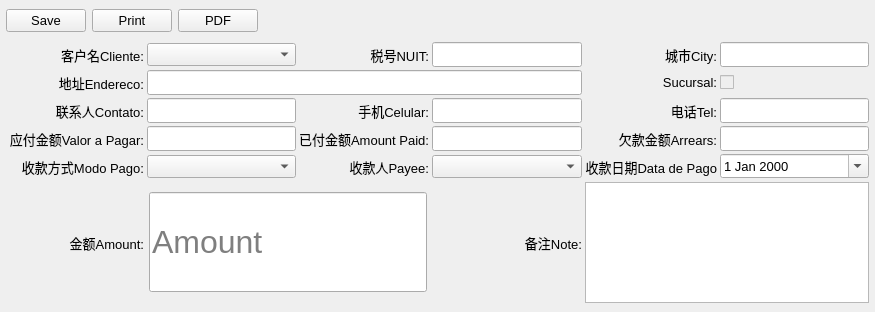
This is Ui/FormReceivableEdit.ui in golden7602/zion as Qt 5 draws it before an edit. The edited form follows.
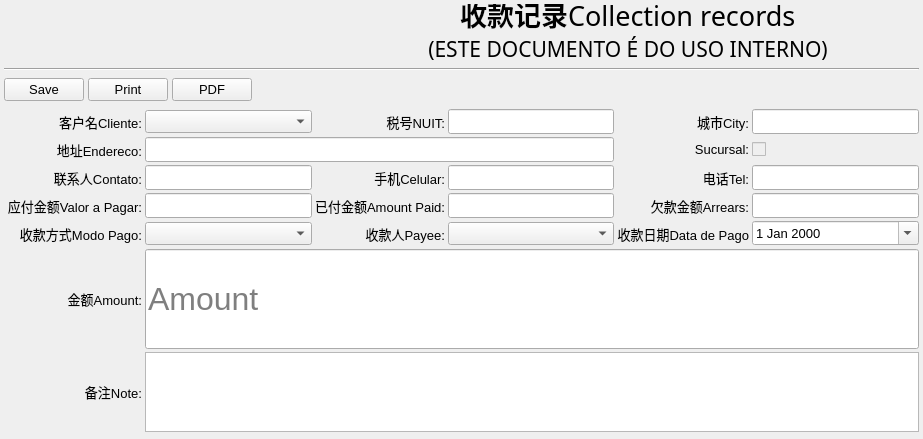
This is the edited form. Icons and pictures are not drawn.

```diff
--- a/Ui/FormReceivableEdit.ui
+++ b/Ui/FormReceivableEdit.ui
@@ -6,8 +6,8 @@
    <rect>
     <x>0</x>
     <y>0</y>
-    <width>875</width>
-    <height>312</height>
+    <width>923</width>
+    <height>439</height>
    </rect>
   </property>
   <property name="font">
@@ -20,18 +20,207 @@
    <string>Order</string>
   </property>
   <layout class="QVBoxLayout" name="verticalLayout">
+   <property name="spacing">
+    <number>4</number>
+   </property>
    <property name="leftMargin">
-    <number>6</number>
+    <number>4</number>
    </property>
    <property name="topMargin">
-    <number>6</number>
+    <number>4</number>
    </property>
    <property name="rightMargin">
-    <number>6</number>
+    <number>4</number>
    </property>
    <property name="bottomMargin">
-    <number>6</number>
+    <number>4</number>
    </property>
+   <item>
+    <layout class="QHBoxLayout" name="horizontalLayout_6">
+     <item>
+      <widget class="QLabel" name="label_22">
+       <property name="minimumSize">
+        <size>
+         <width>329</width>
+         <height>60</height>
+        </size>
+       </property>
+       <property name="maximumSize">
+        <size>
+         <width>329</width>
+         <height>60</height>
+        </size>
+       </property>
+       <property name="text">
+        <string/>
+       </property>
+       <property name="pixmap">
+        <pixmap>../res/Zions_100.png</pixmap>
+       </property>
+       <property name="scaledContents">
+        <bool>true</bool>
+       </property>
+      </widget>
+     </item>
+     <item>
+      <spacer name="horizontalSpacer_4">
+       <property name="orientation">
+        <enum>Qt::Horizontal</enum>
+       </property>
+       <property name="sizeHint" stdset="0">
+        <size>
+         <width>40</width>
+         <height>20</height>
+        </size>
+       </property>
+      </spacer>
+     </item>
+     <item>
+      <layout class="QVBoxLayout" name="verticalLayout_3">
+       <property name="spacing">
+        <number>0</number>
+       </property>
+       <item>
+        <layout class="QHBoxLayout" name="horizontalLayout_5">
+         <item>
+          <spacer name="horizontalSpacer_2">
+           <property name="orientation">
+            <enum>Qt::Horizontal</enum>
+           </property>
+           <property name="sizeHint" stdset="0">
+            <size>
+             <width>40</width>
+             <height>20</height>
+            </size>
+           </property>
+          </spacer>
+         </item>
+         <item>
+          <widget class="QLabel" name="label_23">
+           <property name="minimumSize">
+            <size>
+             <width>0</width>
+             <height>30</height>
+            </size>
+           </property>
+           <property name="maximumSize">
+            <size>
+             <width>16777215</width>
+             <height>30</height>
+            </size>
+           </property>
+           <property name="font">
+            <font>
+             <pointsize>20</pointsize>
+             <weight>75</weight>
+             <bold>true</bold>
+            </font>
+           </property>
+           <property name="text">
+            <string>收款记录</string>
+           </property>
+           <property name="alignment">
+            <set>Qt::AlignBottom|Qt::AlignRight|Qt::AlignTrailing</set>
+           </property>
+          </widget>
+         </item>
+         <item>
+          <widget class="QLabel" name="label_24">
+           <property name="minimumSize">
+            <size>
+             <width>0</width>
+             <height>30</height>
+            </size>
+           </property>
+           <property name="maximumSize">
+            <size>
+             <width>16777215</width>
+             <height>30</height>
+            </size>
+           </property>
+           <property name="font">
+            <font>
+             <family>Algerian</family>
+             <pointsize>20</pointsize>
+             <weight>50</weight>
+             <bold>false</bold>
+            </font>
+           </property>
+           <property name="text">
+            <string>Collection records</string>
+           </property>
+           <property name="alignment">
+            <set>Qt::AlignBottom|Qt::AlignLeading|Qt::AlignLeft</set>
+           </property>
+          </widget>
+         </item>
+         <item>
+          <spacer name="horizontalSpacer_3">
+           <property name="orientation">
+            <enum>Qt::Horizontal</enum>
+           </property>
+           <property name="sizeHint" stdset="0">
+            <size>
+             <width>40</width>
+             <height>20</height>
+            </size>
+           </property>
+          </spacer>
+         </item>
+        </layout>
+       </item>
+       <item>
+        <widget class="QLabel" name="label_25">
+         <property name="minimumSize">
+          <size>
+           <width>0</width>
+           <height>30</height>
+          </size>
+         </property>
+         <property name="maximumSize">
+          <size>
+           <width>16777215</width>
+           <height>30</height>
+          </size>
+         </property>
+         <property name="font">
+          <font>
+           <family>Algerian</family>
+           <pointsize>16</pointsize>
+          </font>
+         </property>
+         <property name="text">
+          <string>(ESTE DOCUMENTO É DO USO INTERNO)</string>
+         </property>
+         <property name="alignment">
+          <set>Qt::AlignHCenter|Qt::AlignTop</set>
+         </property>
+        </widget>
+       </item>
+      </layout>
+     </item>
+     <item>
+      <spacer name="horizontalSpacer_5">
+       <property name="orientation">
+        <enum>Qt::Horizontal</enum>
+       </property>
+       <property name="sizeHint" stdset="0">
+        <size>
+         <width>40</width>
+         <height>20</height>
+        </size>
+       </property>
+      </spacer>
+     </item>
+    </layout>
+   </item>
+   <item>
+    <widget class="Line" name="line">
+     <property name="orientation">
+      <enum>Qt::Horizontal</enum>
+     </property>
+    </widget>
+   </item>
    <item>
     <layout class="QHBoxLayout" name="horizontalLayout_4">
      <item>
@@ -47,8 +236,8 @@
          </property>
          <property name="iconSize">
           <size>
-           <width>32</width>
-           <height>32</height>
+           <width>16</width>
+           <height>16</height>
           </size>
          </property>
         </widget>
@@ -64,8 +253,8 @@
          </property>
          <property name="iconSize">
           <size>
-           <width>32</width>
-           <height>32</height>
+           <width>16</width>
+           <height>16</height>
           </size>
          </property>
         </widget>
@@ -81,8 +270,8 @@
          </property>
          <property name="iconSize">
           <size>
-           <width>32</width>
-           <height>32</height>
+           <width>16</width>
+           <height>16</height>
           </size>
          </property>
         </widget>
@@ -655,7 +844,29 @@
        </property>
       </widget>
      </item>
-     <item row="5" column="2" colspan="2" alignment="Qt::AlignHCenter|Qt::AlignVCenter">
+     <item row="6" column="0">
+      <widget class="QLabel" name="label_21">
+       <property name="minimumSize">
+        <size>
+         <width>0</width>
+         <height>25</height>
+        </size>
+       </property>
+       <property name="sizeIncrement">
+        <size>
+         <width>0</width>
+         <height>25</height>
+        </size>
+       </property>
+       <property name="text">
+        <string>备注Note:</string>
+       </property>
+       <property name="alignment">
+        <set>Qt::AlignRight|Qt::AlignTrailing|Qt::AlignVCenter</set>
+       </property>
+      </widget>
+     </item>
+     <item row="5" column="2" colspan="5">
       <widget class="QLineEdit" name="fAmountPayable_2">
        <property name="minimumSize">
         <size>
@@ -682,29 +893,7 @@
        </property>
       </widget>
      </item>
-     <item row="5" column="4">
-      <widget class="QLabel" name="label_21">
-       <property name="minimumSize">
-        <size>
-         <width>0</width>
-         <height>25</height>
-        </size>
-       </property>
-       <property name="sizeIncrement">
-        <size>
-         <width>0</width>
-         <height>25</height>
-        </size>
-       </property>
-       <property name="text">
-        <string>备注Note:</string>
-       </property>
-       <property name="alignment">
-        <set>Qt::AlignRight|Qt::AlignTrailing|Qt::AlignVCenter</set>
-       </property>
-      </widget>
-     </item>
-     <item row="5" column="5" colspan="2">
+     <item row="6" column="2" colspan="5">
       <widget class="QTextEdit" name="textEdit"/>
      </item>
     </layout>
```
